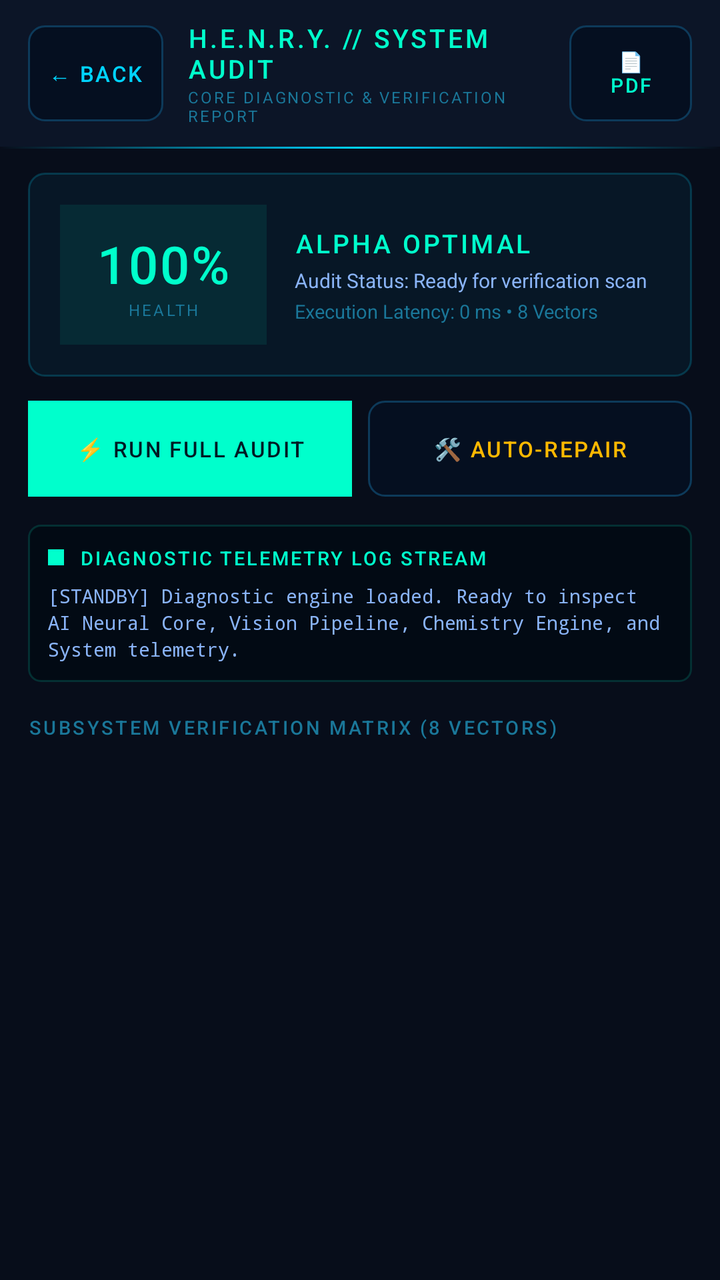
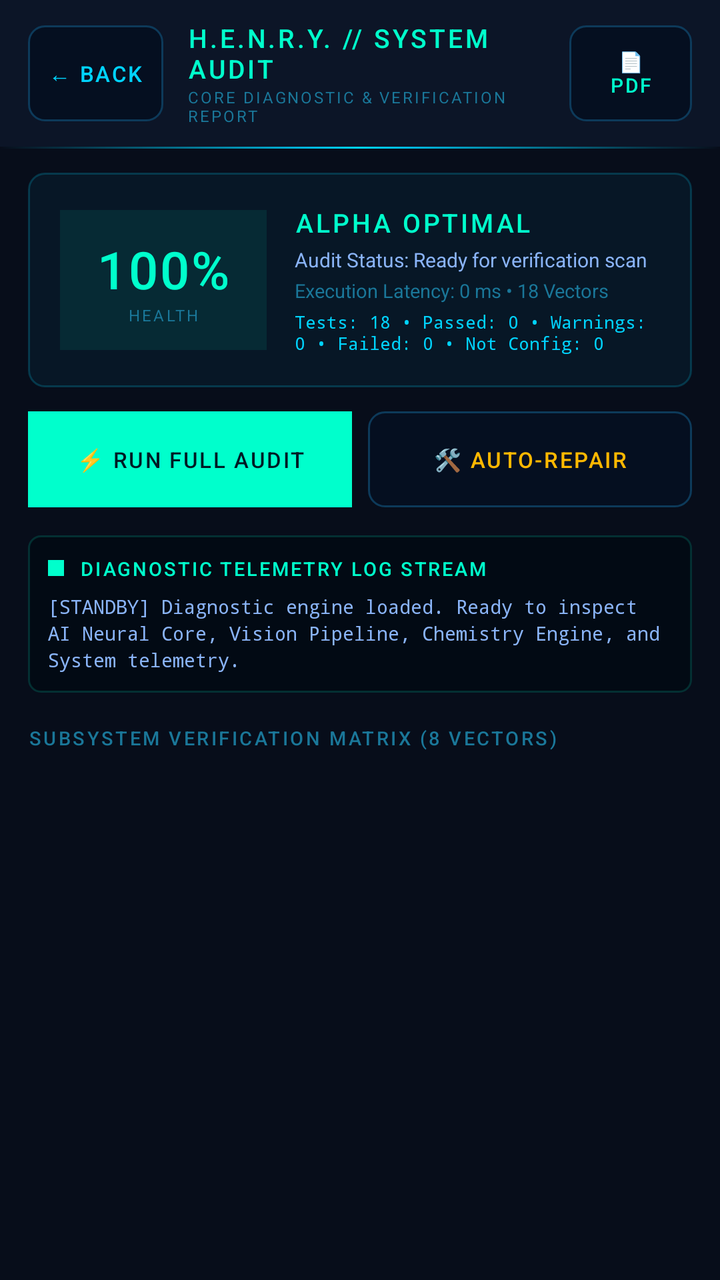

Before-and-after screenshots of an Android layout around one commit, followed by the original layout XML and the change that was made.
<!-- AndroidManifest.xml: activity theme Theme.Jarvis -->
<!-- res/layout/activity_system_diagnostic.xml -->
<?xml version="1.0" encoding="utf-8"?>
<LinearLayout xmlns:android="http://schemas.android.com/apk/res/android"
    xmlns:app="http://schemas.android.com/apk/res-auto"
    android:layout_width="match_parent"
    android:layout_height="match_parent"
    android:orientation="vertical"
    android:background="#070D1A"
    android:fitsSystemWindows="true">

    
    <LinearLayout
        android:id="@+id/topbar_diagnostic"
        android:layout_width="match_parent"
        android:layout_height="wrap_content"
        android:orientation="horizontal"
        android:gravity="center_vertical"
        android:paddingHorizontal="14dp"
        android:paddingVertical="10dp"
        android:background="#0C1527">

        <TextView
            android:id="@+id/btn_diagnostic_back"
            android:layout_width="wrap_content"
            android:layout_height="48dp"
            android:gravity="center"
            android:text="← BACK"
            android:textColor="#00D4FF"
            android:textSize="11sp"
            android:fontFamily="sans-serif-medium"
            android:letterSpacing="0.08"
            android:paddingHorizontal="10dp"
            android:background="@drawable/bg_chip"
            android:clickable="true"
            android:focusable="true"
            android:contentDescription="Return to main console" />

        <LinearLayout
            android:layout_width="0dp"
            android:layout_height="wrap_content"
            android:layout_weight="1"
            android:orientation="vertical"
            android:layout_marginStart="12dp">

            <TextView
                android:layout_width="wrap_content"
                android:layout_height="wrap_content"
                android:text="H.E.N.R.Y. // SYSTEM AUDIT"
                android:textColor="#00FFCC"
                android:textSize="13sp"
                android:fontFamily="sans-serif-medium"
                android:letterSpacing="0.1" />

            <TextView
                android:layout_width="wrap_content"
                android:layout_height="wrap_content"
                android:text="CORE DIAGNOSTIC &amp; VERIFICATION REPORT"
                android:textColor="#1A7799"
                android:textSize="8sp"
                android:letterSpacing="0.12" />
        </LinearLayout>

        <TextView
            android:id="@+id/btn_diagnostic_export_pdf"
            android:layout_width="wrap_content"
            android:layout_height="48dp"
            android:gravity="center"
            android:text="📄 PDF"
            android:textColor="#00FFCC"
            android:textSize="10sp"
            android:fontFamily="sans-serif-medium"
            android:letterSpacing="0.08"
            android:paddingHorizontal="12dp"
            android:background="@drawable/bg_chip"
            android:clickable="true"
            android:focusable="true"
            android:contentDescription="Export formal PDF verification report" />
    </LinearLayout>

    <View
        android:layout_width="match_parent"
        android:layout_height="1dp"
        android:background="@drawable/bg_gradient_line" />

    
    <androidx.core.widget.NestedScrollView
        android:layout_width="match_parent"
        android:layout_height="match_parent"
        android:fillViewport="true">

        <LinearLayout
            android:layout_width="match_parent"
            android:layout_height="wrap_content"
            android:orientation="vertical"
            android:paddingHorizontal="14dp"
            android:paddingTop="12dp"
            android:paddingBottom="24dp">

            
            <LinearLayout
                android:layout_width="match_parent"
                android:layout_height="wrap_content"
                android:orientation="vertical"
                android:background="@drawable/bg_diagnostic_card"
                android:padding="16dp">

                <LinearLayout
                    android:layout_width="match_parent"
                    android:layout_height="wrap_content"
                    android:orientation="horizontal"
                    android:gravity="center_vertical">

                    
                    <LinearLayout
                        android:layout_width="wrap_content"
                        android:layout_height="wrap_content"
                        android:orientation="vertical"
                        android:gravity="center"
                        android:background="#1500FFCC"
                        android:paddingHorizontal="18dp"
                        android:paddingVertical="12dp">

                        <TextView
                            android:id="@+id/tv_health_score_num"
                            android:layout_width="wrap_content"
                            android:layout_height="wrap_content"
                            android:text="100%"
                            android:textColor="#00FFCC"
                            android:textSize="26sp"
                            android:fontFamily="sans-serif-medium"
                            android:letterSpacing="0.04" />

                        <TextView
                            android:layout_width="wrap_content"
                            android:layout_height="wrap_content"
                            android:text="HEALTH"
                            android:textColor="#1A7799"
                            android:textSize="8sp"
                            android:letterSpacing="0.14" />
                    </LinearLayout>

                    
                    <LinearLayout
                        android:layout_width="0dp"
                        android:layout_height="wrap_content"
                        android:layout_weight="1"
                        android:orientation="vertical"
                        android:layout_marginStart="14dp">

                        <TextView
                            android:id="@+id/tv_integrity_badge"
                            android:layout_width="wrap_content"
                            android:layout_height="wrap_content"
                            android:text="ALPHA OPTIMAL"
                            android:textColor="#00FFCC"
                            android:textSize="13sp"
                            android:fontFamily="sans-serif-medium"
                            android:letterSpacing="0.1" />

                        <TextView
                            android:id="@+id/tv_audit_timestamp"
                            android:layout_width="wrap_content"
                            android:layout_height="wrap_content"
                            android:layout_marginTop="3dp"
                            android:text="Audit Status: Ready for verification scan"
                            android:textColor="#8AB4F8"
                            android:textSize="10sp" />

                        <TextView
                            android:id="@+id/tv_audit_duration"
                            android:layout_width="wrap_content"
                            android:layout_height="wrap_content"
                            android:layout_marginTop="2dp"
                            android:text="Execution Latency: 0 ms • 8 Vectors"
                            android:textColor="#1A7799"
                            android:textSize="9.5sp" />
                    </LinearLayout>
                </LinearLayout>

                
                <ProgressBar
                    android:id="@+id/progress_audit"
                    style="?android:attr/progressBarStyleHorizontal"
                    android:layout_width="match_parent"
                    android:layout_height="6dp"
                    android:layout_marginTop="12dp"
                    android:max="8"
                    android:progress="0"
                    android:progressTint="#00FFCC"
                    android:visibility="gone" />

            </LinearLayout>

            
            <LinearLayout
                android:layout_width="match_parent"
                android:layout_height="wrap_content"
                android:orientation="horizontal"
                android:layout_marginTop="12dp">

                <TextView
                    android:id="@+id/btn_run_full_audit"
                    android:layout_width="0dp"
                    android:layout_height="48dp"
                    android:layout_weight="1"
                    android:gravity="center"
                    android:text="⚡ RUN FULL AUDIT"
                    android:textColor="#001B24"
                    android:textSize="11sp"
                    android:fontFamily="sans-serif-medium"
                    android:letterSpacing="0.08"
                    android:background="#00FFCC"
                    android:clickable="true"
                    android:focusable="true"
                    android:contentDescription="Execute comprehensive 8-point system audit" />

                <TextView
                    android:id="@+id/btn_auto_repair"
                    android:layout_width="0dp"
                    android:layout_height="48dp"
                    android:layout_weight="1"
                    android:layout_marginStart="8dp"
                    android:gravity="center"
                    android:text="🛠️ AUTO-REPAIR"
                    android:textColor="#FFB800"
                    android:textSize="11sp"
                    android:fontFamily="sans-serif-medium"
                    android:letterSpacing="0.08"
                    android:background="@drawable/bg_chip"
                    android:clickable="true"
                    android:focusable="true"
                    android:contentDescription="Initiate automatic memory, cache and socket repairs" />
            </LinearLayout>

            
            <LinearLayout
                android:layout_width="match_parent"
                android:layout_height="wrap_content"
                android:orientation="vertical"
                android:layout_marginTop="14dp"
                android:background="@drawable/bg_terminal_box"
                android:padding="10dp">

                <LinearLayout
                    android:layout_width="match_parent"
                    android:layout_height="wrap_content"
                    android:orientation="horizontal"
                    android:gravity="center_vertical">

                    <View
                        android:layout_width="8dp"
                        android:layout_height="8dp"
                        android:background="#00FFCC" />

                    <TextView
                        android:layout_width="wrap_content"
                        android:layout_height="wrap_content"
                        android:layout_marginStart="8dp"
                        android:text="DIAGNOSTIC TELEMETRY LOG STREAM"
                        android:textColor="#00FFCC"
                        android:textSize="9.5sp"
                        android:fontFamily="sans-serif-medium"
                        android:letterSpacing="0.1" />
                </LinearLayout>

                <TextView
                    android:id="@+id/tv_terminal_logs"
                    android:layout_width="match_parent"
                    android:layout_height="wrap_content"
                    android:layout_marginTop="6dp"
                    android:maxLines="6"
                    android:ellipsize="none"
                    android:text="[STANDBY] Diagnostic engine loaded. Ready to inspect AI Neural Core, Vision Pipeline, Chemistry Engine, and System telemetry."
                    android:textColor="#8AB4F8"
                    android:textSize="9.5sp"
                    android:fontFamily="monospace"
                    android:lineSpacingExtra="2dp" />
            </LinearLayout>

            
            <TextView
                android:layout_width="match_parent"
                android:layout_height="wrap_content"
                android:layout_marginTop="16dp"
                android:layout_marginBottom="8dp"
                android:text="SUBSYSTEM VERIFICATION MATRIX (8 VECTORS)"
                android:textColor="#1A7799"
                android:textSize="9.5sp"
                android:fontFamily="sans-serif-medium"
                android:letterSpacing="0.12" />

            
            <LinearLayout
                android:id="@+id/container_subsystems"
                android:layout_width="match_parent"
                android:layout_height="wrap_content"
                android:orientation="vertical" />

        </LinearLayout>
    </androidx.core.widget.NestedScrollView>

</LinearLayout>
<!-- resources referenced by this layout -->
<resources>
  <!-- drawable bg_chip (drawable) -->
  <?xml version="1.0" encoding="utf-8"?>
  <ripple xmlns:android="http://schemas.android.com/apk/res/android"
      android:color="#1400BEFF">
      <item>
          <shape android:shape="rectangle">
              <solid android:color="#050F20"/>
              <corners android:radius="8dp"/>
              <stroke android:width="1dp" android:color="#0D3A5A"/>
          </shape>
      </item>
  </ripple>
  <!-- drawable bg_diagnostic_card (drawable) -->
  <?xml version="1.0" encoding="utf-8"?>
  <shape xmlns:android="http://schemas.android.com/apk/res/android"
      android:shape="rectangle">
      <solid android:color="#0D00D4FF" />
      <stroke android:width="1dp" android:color="#3300D4FF" />
      <corners android:radius="8dp" />
  </shape>
  <!-- drawable bg_gradient_line (drawable) -->
  <?xml version="1.0" encoding="utf-8"?>
  <shape xmlns:android="http://schemas.android.com/apk/res/android"
      android:shape="rectangle">
      <gradient
          android:type="linear"
          android:angle="0"
          android:startColor="#00000000"
          android:centerColor="#FF00D4FF"
          android:endColor="#00000000"/>
  </shape>
  <!-- drawable bg_terminal_box (drawable) -->
  <?xml version="1.0" encoding="utf-8"?>
  <shape xmlns:android="http://schemas.android.com/apk/res/android"
      android:shape="rectangle">
      <solid android:color="#F0030A14" />
      <stroke android:width="1dp" android:color="#2600FFCC" />
      <corners android:radius="6dp" />
  </shape>
  <style name="Theme.Jarvis" parent="Theme.AppCompat.NoActionBar">
          <item name="android:windowBackground">#070d1a</item>
          <item name="android:statusBarColor">#070d1a</item>
          <item name="android:navigationBarColor">#070d1a</item>
          <item name="android:windowFullscreen">true</item>
          <item name="colorPrimary">#3b82f6</item>
          <item name="colorPrimaryDark">#1d4ed8</item>
          <item name="colorAccent">#3b82f6</item>
      </style>
</resources>

<!-- the commit's change to res/layout/activity_system_diagnostic.xml (unified diff, before → after) -->
@@ -170,9 +170,19 @@
                             android:layout_width="wrap_content"
                             android:layout_height="wrap_content"
                             android:layout_marginTop="2dp"
-                            android:text="Execution Latency: 0 ms • 8 Vectors"
+                            android:text="Execution Latency: 0 ms • 18 Vectors"
                             android:textColor="#1A7799"
                             android:textSize="9.5sp" />
+
+                        <TextView
+                            android:id="@+id/tv_audit_counts"
+                            android:layout_width="wrap_content"
+                            android:layout_height="wrap_content"
+                            android:layout_marginTop="3dp"
+                            android:text="Tests: 18 • Passed: 0 • Warnings: 0 • Failed: 0 • Not Config: 0"
+                            android:textColor="#00D4FF"
+                            android:textSize="9sp"
+                            android:fontFamily="monospace" />
                     </LinearLayout>
                 </LinearLayout>
 
